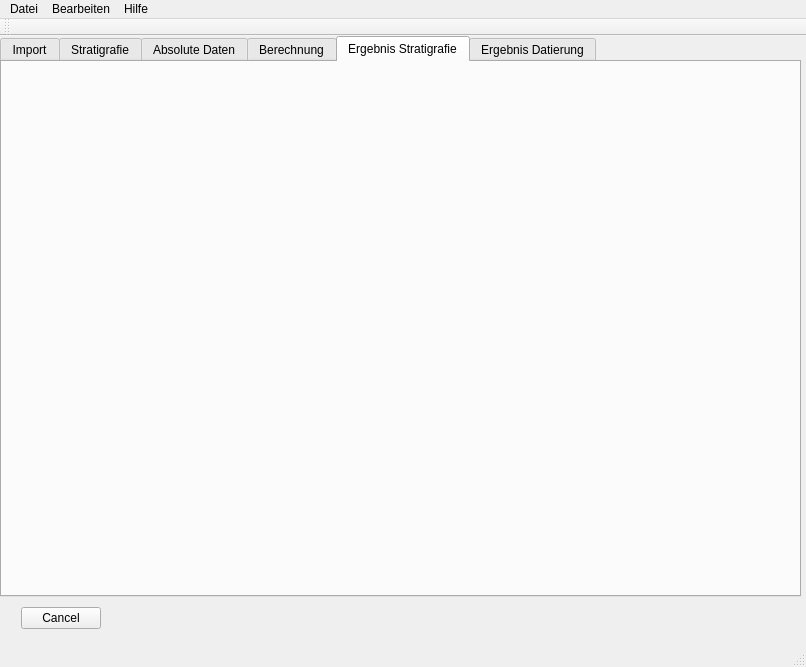
The window that gui_strati.ui (TimoBremer/PyStrat) describes before a commit, drawn with Qt 5.
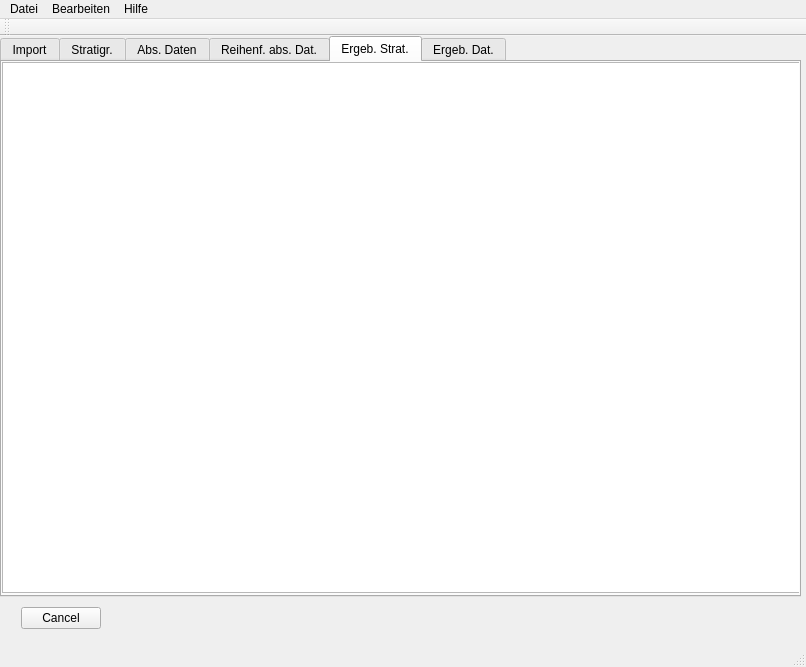
The same window after the commit. The open tabs and pages were chosen to show the change. Icons and pictures are not drawn.

Commit message: Header Labels and Order-Function for Tables

```diff
--- a/gui_strati.ui
+++ b/gui_strati.ui
@@ -264,7 +264,7 @@
     </widget>
     <widget class="QWidget" name="tab_2">
      <attribute name="title">
-      <string>Stratigrafie</string>
+      <string>Stratigr.</string>
      </attribute>
      <widget class="QTableWidget" name="tabImpStrati">
       <property name="geometry">
@@ -286,22 +286,38 @@
     </widget>
     <widget class="QWidget" name="tab_3">
      <attribute name="title">
-      <string>Absolute Daten</string>
+      <string>Abs. Daten</string>
      </attribute>
     </widget>
     <widget class="QWidget" name="tab_4">
      <attribute name="title">
-      <string>Berechnung</string>
+      <string>Reihenf. abs. Dat.</string>
      </attribute>
     </widget>
     <widget class="QWidget" name="tab_5">
      <attribute name="title">
-      <string>Ergebnis Stratigrafie</string>
+      <string>Ergeb. Strat.</string>
      </attribute>
+     <widget class="QTableWidget" name="tabResStrat">
+      <property name="geometry">
+       <rect>
+        <x>0</x>
+        <y>0</y>
+        <width>801</width>
+        <height>531</height>
+       </rect>
+      </property>
+      <property name="rowCount">
+       <number>0</number>
+      </property>
+      <property name="columnCount">
+       <number>0</number>
+      </property>
+     </widget>
     </widget>
     <widget class="QWidget" name="tab_6">
      <attribute name="title">
-      <string>Ergebnis Datierung</string>
+      <string>Ergeb. Dat.</string>
      </attribute>
     </widget>
    </widget>
```
Left out of the diff: 37 changed lines with no effect on the pictures. The commit also changes 2 other files.
